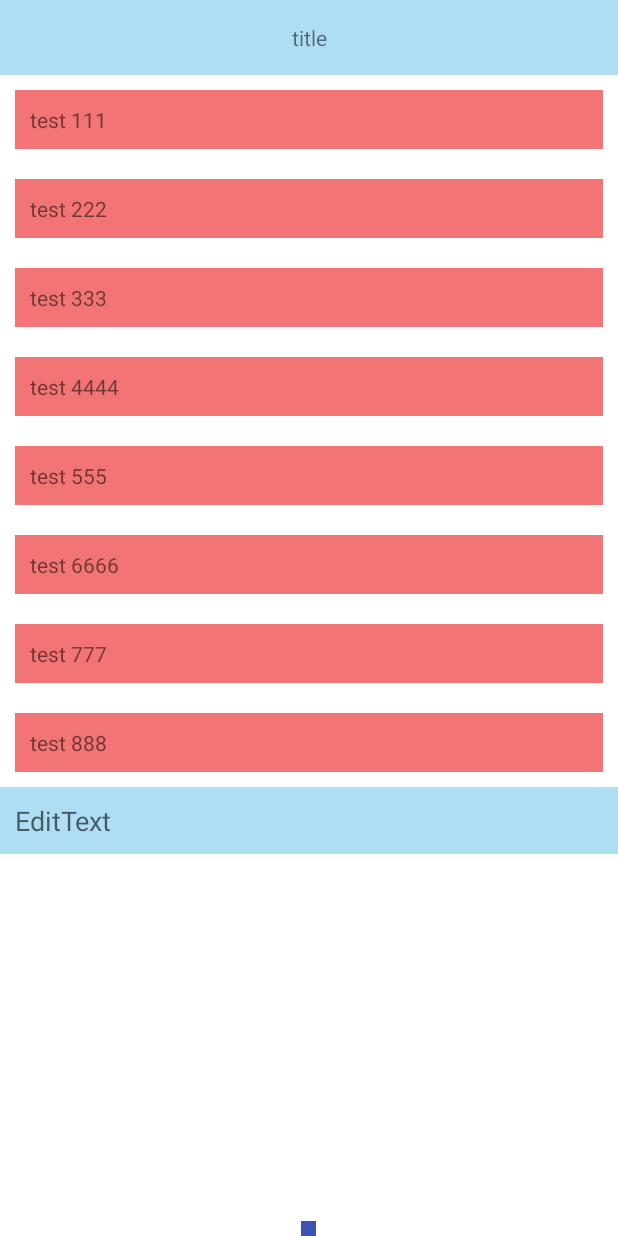
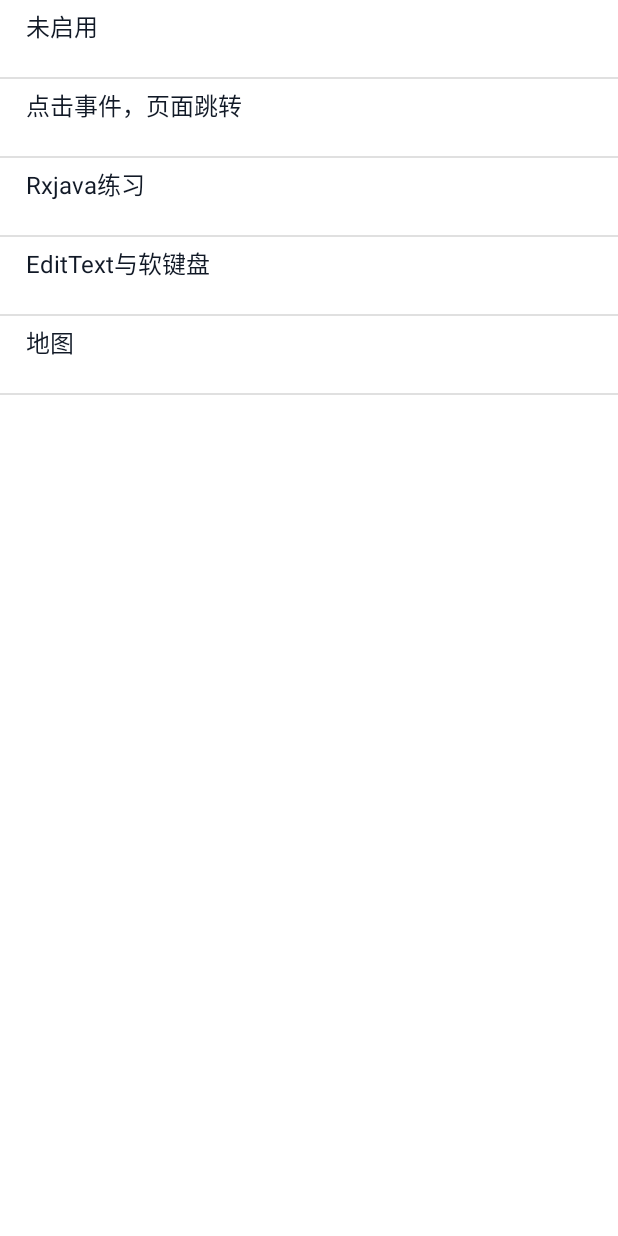
Before and after one commit to yxyzjy/YxyDemo, an Android app: the screen it shows after launch (TestFourActivity before the commit, MainActivity after it), on a phone screen of 412 x 824 dp. Run offline under Robolectric (Android 15) with nearby library versions, the phone set to English and light mode, and no system bars; our stand-ins replace ButterKnife.

Commit message:
添加首页list列表

```diff
--- a/app/build.gradle
+++ b/app/build.gradle
@@ -44,6 +44,8 @@ dependencies {
     /*rx-android-java*/
     /*rotrofit*/
     compile project(':library_sweetdialog')
+
+
     compile 'com.jakewharton:butterknife:7.0.1'
     compile 'com.squareup.retrofit2:adapter-rxjava:2.1.0'
     compile 'com.trello:rxlifecycle:1.0'
@@ -52,8 +54,6 @@ dependencies {
     compile 'com.squareup.retrofit2:converter-gson:2.1.0'
     compile 'com.google.code.gson:gson:2.1.0'
     compile 'com.android.support.constraint:constraint-layout:1.0.0'
-
     compile 'se.emilsjolander:stickylistheaders:2.7.0'
     testCompile 'junit:junit:4.12'
-
 }
--- /dev/null
+++ b/app/src/main/java/com/example/yxy/yxydemo/activity/MainActivity.java
@@ -0,0 +1,104 @@
+package com.example.yxy.yxydemo.activity;
+
+import android.app.Activity;
+import android.app.ListActivity;
+import android.content.Context;
+import android.content.Intent;
+import android.os.Bundle;
+import android.support.annotation.NonNull;
+import android.support.annotation.Nullable;
+import android.view.View;
+import android.view.ViewGroup;
+import android.widget.ArrayAdapter;
+import android.widget.ListAdapter;
+import android.widget.ListView;
+
+import com.example.yxy.yxydemo.R;
+import com.example.yxy.yxydemo.myview.ItemMainView;
+
+/**
+ * Created by yxy on 2017/6/17 0017.
+ * 首页  列表页显示所有包含的页面
+ */
+
+public class MainActivity extends ListActivity {
+
+    private static class DemoDetails {
+        int titleId;
+        int descriptionId;
+        String title, description;
+        Class<? extends Activity> activityClass;
+
+        public DemoDetails(int titleId, int descriptionId, Class<? extends Activity> activityClass) {
+            super();
+            this.titleId = titleId;
+            this.descriptionId = descriptionId;
+            this.activityClass = activityClass;
+        }
+
+        public DemoDetails(String title, String description, Class<? extends Activity> activityClass) {
+            super();
+            this.title = title;
+            this.description = description;
+            this.activityClass = activityClass;
+        }
+    }
+
+    private static class CustomArrayAdapter extends ArrayAdapter<DemoDetails> {
+        public CustomArrayAdapter(Context context, DemoDetails[] demos) {
+            super(context, R.layout.item_main, R.id.title, demos);
+        }
+
+        @NonNull
+        @Override
+        public View getView(int position, @Nullable View convertView, @NonNull ViewGroup parent) {
+            ItemMainView itemMainView;
+            if (convertView instanceof ItemMainView) {
+                itemMainView = (ItemMainView) convertView;
+            } else {
+                itemMainView = new ItemMainView(getContext());
+            }
+            DemoDetails demoDetails = getItem(position);
+            if (demoDetails.titleId == 0) {
+                itemMainView.setTitle(demoDetails.title, demoDetails.activityClass != null);
+                itemMainView.setDescription(demoDetails.description);
+            } else {
+                itemMainView.setTitleId(demoDetails.titleId, demoDetails.activityClass != null);
+                itemMainView.setDescriptionId(demoDetails.descriptionId);
+            }
+            return itemMainView;
+        }
+    }
+
+    private DemoDetails[] demos = {
+            new DemoDetails("未启用", "", TestOneActivity.class),
+            new DemoDetails("点击事件，页面跳转", "", TestTwoActivity.class),
+            new DemoDetails("Rxjava练习", "", TestThreeActivity.class),
+            new DemoDetails("EditText与软键盘", "", TestFourActivity.class),
+            new DemoDetails("地图", "", DemoActivity.class)
+    };
+
+    @Override
+    protected void onCreate(@Nullable Bundle savedInstanceState) {
+        super.onCreate(savedInstanceState);
+        setContentView(R.layout.activity_main);
+
+        ListAdapter adapter = new CustomArrayAdapter(this.getApplicationContext(), demos);
+        setListAdapter(adapter);
+    }
+
+    @Override
+    public void onBackPressed() {
+        super.onBackPressed();
+        System.exit(0);
+    }
+
+    @Override
+    protected void onListItemClick(ListView l, View v, int position, long id) {
+        DemoDetails demoDetails = (DemoDetails) getListAdapter().getItem(position);
+        if (demoDetails.activityClass != null) {
+            startActivity(new Intent(this.getApplicationContext(), demoDetails.activityClass));
+        }
+        super.onListItemClick(l, v, position, id);
+    }
+}
--- a/app/src/main/java/com/example/yxy/yxydemo/activity/TestOneActivity.java
+++ b/app/src/main/java/com/example/yxy/yxydemo/activity/TestOneActivity.java
@@ -25,7 +25,7 @@ import rx.schedulers.Schedulers;
 
 public class TestOneActivity extends BaseActivity {
 
-    String[] names = {"aaa", "Bbb", "ccc"};
+    String[] names = {"ddd", "Bbb", "ccc"};
 
     ImageView imageView;
     TextView tv;
@@ -68,7 +68,7 @@ public class TestOneActivity extends BaseActivity {
         Student student = new Student("a", 22, curses);
 
         List<Curse> curses1 = new ArrayList<>();
-        Curse curse11 = new Curse("aaa", 99);
+        Curse curse11 = new Curse("ddd", 99);
         Curse curse21 = new Curse("bbb", 100);
         Curse curse331 = new Curse("ccc", 88);
         curses1.add(curse11);
--- a/app/src/main/java/com/example/yxy/yxydemo/activity/TestThreeActivity.java
+++ b/app/src/main/java/com/example/yxy/yxydemo/activity/TestThreeActivity.java
@@ -5,13 +5,11 @@ import android.content.Intent;
 import android.os.Bundle;
 import android.util.Log;
 import android.widget.Button;
-import android.widget.Toast;
 
 import com.example.yxy.yxydemo.Api.HttpService;
 import com.example.yxy.yxydemo.Api.MyApiEndpointInterface;
 import com.example.yxy.yxydemo.BaseActivity;
 import com.example.yxy.yxydemo.R;
-import com.example.yxy.yxydemo.TestTwoActivity;
 import com.example.yxy.yxydemo.bean.RetrofitEntity;
 
 import butterknife.Bind;
--- a/app/src/main/java/com/example/yxy/yxydemo/TestTwoActivity.java
+++ b/app/src/main/java/com/example/yxy/yxydemo/activity/TestTwoActivity.java
@@ -1,4 +1,4 @@
-package com.example.yxy.yxydemo;
+package com.example.yxy.yxydemo.activity;
 
 import android.os.Bundle;
 import android.text.TextUtils;
@@ -8,6 +8,9 @@ import android.widget.EditText;
 import android.widget.TextView;
 import android.widget.Toast;
 
+import com.example.yxy.yxydemo.BaseActivity;
+import com.example.yxy.yxydemo.Contents;
+import com.example.yxy.yxydemo.R;
 import com.example.yxy.yxydemo.bean.WeatherBean;
 
 import org.xmlpull.v1.XmlPullParser;
--- a/app/src/main/java/com/example/yxy/yxydemo/activity/WelcomeActivity.java
+++ b/app/src/main/java/com/example/yxy/yxydemo/activity/WelcomeActivity.java
@@ -1,7 +1,6 @@
 package com.example.yxy.yxydemo.activity;
 
 import android.content.Intent;
-import android.icu.util.TimeUnit;
 import android.os.Build;
 import android.os.Handler;
 import android.os.Bundle;
@@ -9,11 +8,11 @@ import android.support.annotation.RequiresApi;
 
 import com.example.yxy.yxydemo.BaseActivity;
 import com.example.yxy.yxydemo.R;
-import com.example.yxy.yxydemo.TestTwoActivity;
 
-import rx.Observable;
-import rx.android.schedulers.AndroidSchedulers;
-
+/**
+ * 闪屏页也叫启动页  在里面可以做一些初识操作
+ * eg：地图定位 加载本地数据库 获取版本信息等
+ */
 public class WelcomeActivity extends BaseActivity {
 
     @RequiresApi(api = Build.VERSION_CODES.N)
@@ -23,10 +22,11 @@ public class WelcomeActivity extends BaseActivity {
         setTopBar(R.layout.activity_welcome,"welcome");
 
         Handler handler = new Handler();
+        //页面停留时间  开发中可以在初始化操作结束后跳转 还可以设置页面停留最长时间限制
         handler.postDelayed(new Runnable() {
             @Override
             public void run() {
-                startActivity(new Intent(mContext, TestFourActivity.class));
+                startActivity(new Intent(mContext, MainActivity.class));
                 finish();
             }
         },2000);
--- /dev/null
+++ b/app/src/main/java/com/example/yxy/yxydemo/myview/ItemMainView.java
@@ -0,0 +1,50 @@
+package com.example.yxy.yxydemo.myview;
+
+import android.content.Context;
+import android.support.annotation.NonNull;
+import android.support.v4.view.LayoutInflaterCompat;
+import android.view.LayoutInflater;
+import android.widget.FrameLayout;
+import android.widget.TextView;
+
+import com.example.yxy.yxydemo.R;
+
+/**
+ * Created by yxy on 2017/6/17 0017.
+ */
+
+public class ItemMainView extends FrameLayout {
+    public ItemMainView(@NonNull Context context) {
+        super(context);
+
+        LayoutInflater layoutInflater = (LayoutInflater) context.getSystemService(Context.LAYOUT_INFLATER_SERVICE);
+        layoutInflater.inflate(R.layout.item_main, this);
+    }
+
+    public synchronized void setTitle(String title, boolean isSub) {
+        if (isSub) {
+            ((TextView) (findViewById(R.id.title))).setText("   " + title);
+        } else {
+            ((TextView) (findViewById(R.id.title))).setText(title);
+        }
+    }
+
+    public synchronized void setDescription(String description) {
+        ((TextView) (findViewById(R.id.description))).setText(description);
+    }
+
+    public synchronized void setTitleId(int titleId, boolean isSub) {
+        String title = this.getResources().getString(titleId);
+        if (isSub) {
+            ((TextView) (findViewById(R.id.title))).setText("   " + title);
+        } else {
+            ((TextView) (findViewById(R.id.title))).setText(title);
+        }
+    }
+
+    public synchronized void setDescriptionId(int descriptionId) {
+        ((TextView) (findViewById(R.id.description))).setText(descriptionId);
+    }
+
+
+}
--- a/app/src/main/res/layout/activity_main.xml
+++ b/app/src/main/res/layout/activity_main.xml
@@ -1,18 +1,19 @@
 <?xml version="1.0" encoding="utf-8"?>
-<RelativeLayout xmlns:android="http://schemas.android.com/apk/res/android"
-    xmlns:tools="http://schemas.android.com/tools"
-    android:id="@+id/activity_main"
+<LinearLayout xmlns:android="http://schemas.android.com/apk/res/android"
     android:layout_width="match_parent"
     android:layout_height="match_parent"
-    android:paddingBottom="@dimen/activity_vertical_margin"
-    android:paddingLeft="@dimen/activity_horizontal_margin"
-    android:paddingRight="@dimen/activity_horizontal_margin"
-    android:paddingTop="@dimen/activity_vertical_margin"
-    tools:context="com.example.yxy.yxydemo.BaseActivity">
+    android:orientation="vertical">
+
+    <ListView
+        android:id="@android:id/list"
+        android:layout_width="match_parent"
+        android:layout_height="0dp"
+        android:layout_weight="1" />
 
     <TextView
-        android:id="@+id/tv_1"
-        android:layout_width="wrap_content"
-        android:layout_height="wrap_content"
-        android:text="Hello World!" />
-</RelativeLayout>
+        android:id="@android:id/empty"
+        android:layout_width="match_parent"
+        android:layout_height="match_parent"
+        android:text="no_demos"/>
+
+</LinearLayout>
--- /dev/null
+++ b/app/src/main/res/layout/item_main.xml
@@ -0,0 +1,22 @@
+<?xml version="1.0" encoding="utf-8"?>
+
+<LinearLayout xmlns:android="http://schemas.android.com/apk/res/android"
+  android:layout_width="fill_parent"
+  android:layout_height="wrap_content"
+  android:layout_margin="5dp"
+  android:layout_weight="1"
+  android:foreground="?android:attr/selectableItemBackground"
+  android:background="@color/white"
+  android:orientation="vertical">
+  <TextView
+    android:id="@+id/title"
+    android:layout_width="fill_parent"
+    android:layout_height="wrap_content"
+    android:textColor="@color/titl_base"
+    android:textSize="16sp"/>
+  <TextView
+    android:id="@+id/description"
+    android:layout_width="fill_parent"
+    android:layout_height="wrap_content"
+    android:textSize="12sp"/>
+</LinearLayout>
--- a/app/src/main/res/values/colors.xml
+++ b/app/src/main/res/values/colors.xml
@@ -6,4 +6,5 @@
     <color name="white_smoke">#faf7f7</color>
     <color name="titl_base">#111926</color>
     <color name="white">#ffffff</color>
+    <color name="black">#000000</color>
 </resources>
```
Also changed, not shown: app/src/main/AndroidManifest.xml (+5 -3 lines), app/src/main/res/mipmap-mdpi/welcome.jpg, 1 other file.
